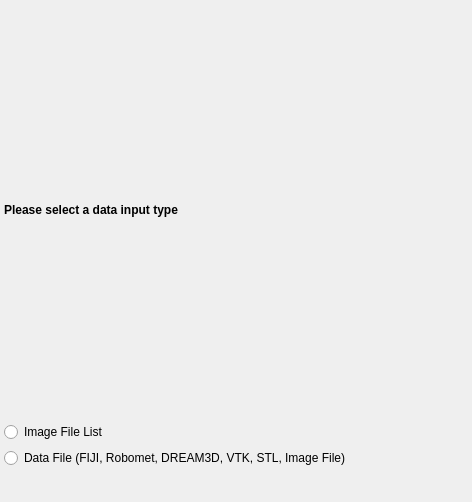
Above: SIMPLVtkLib/Wizards/ImportData/UI_Files/FileTypeSelectionPage.ui from tplatt77/SIMPLVtkLib before the change. Below: the same form after it.
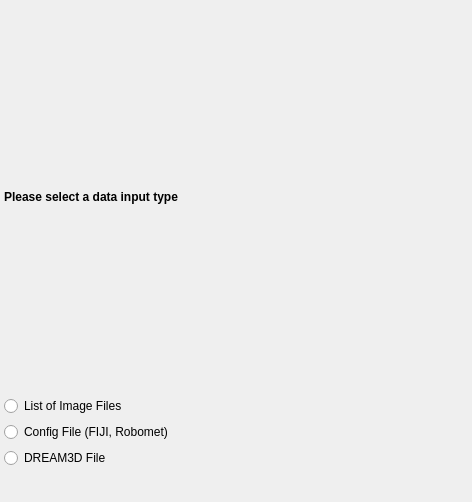
That is the form after the change.

What changed in the file:
```diff
--- a/SIMPLVtkLib/Wizards/ImportData/UI_Files/FileTypeSelectionPage.ui
+++ b/SIMPLVtkLib/Wizards/ImportData/UI_Files/FileTypeSelectionPage.ui
@@ -42,14 +42,21 @@
    <item>
     <widget class="QRadioButton" name="imageFileListRB">
      <property name="text">
-      <string>Image File List</string>
+      <string>List of Image Files</string>
      </property>
     </widget>
    </item>
    <item>
     <widget class="QRadioButton" name="dataFileRB">
      <property name="text">
-      <string>Data File (FIJI, Robomet, DREAM3D, VTK, STL, Image File)</string>
+      <string>Config File (FIJI, Robomet)</string>
+     </property>
+    </widget>
+   </item>
+   <item>
+    <widget class="QRadioButton" name="dream3dFileRB">
+     <property name="text">
+      <string>DREAM3D File</string>
      </property>
     </widget>
    </item>
```
Left out of the diff: 2 changed lines with no effect on the pictures.
